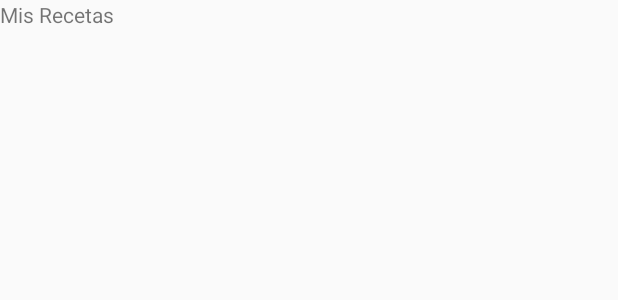
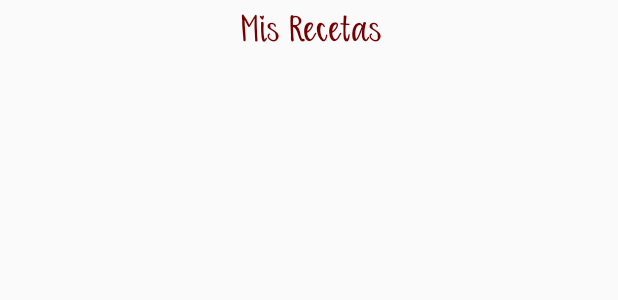
Before and after one commit to AlexGal0/QBeat, an Android app: the layout fragment_my_recipe.xml on its own in the app's theme, with its tools: preview values and no code run, on a phone screen of 412 x 824 dp. Shown: the top 300 px of the screen. Run offline under Robolectric (Android 15) with nearby library versions, the phone set to English and light mode, and no system bars.

Commit message:
Cambio de estilo y colores a botones de mis recetas, segunda vez.

```diff
--- a/app/src/main/res/drawable/style_button_recipe.xml
+++ b/app/src/main/res/drawable/style_button_recipe.xml
@@ -1,6 +1,6 @@
 <?xml version="1.0" encoding="utf-8"?>
 <shape xmlns:android="http://schemas.android.com/apk/res/android" android:shape="rectangle" >
-    <solid android:color="#ea7150" />
-    <stroke android:width="3dp" android:color="#7c0000"/>
+    <solid android:color="#ffb4b4" />
+    <stroke android:width="2dp" android:color="#7c0000"/>
     <corners android:radius="5dp"></corners>
 </shape>
--- a/app/src/main/res/layout/fragment_my_recipe.xml
+++ b/app/src/main/res/layout/fragment_my_recipe.xml
@@ -15,12 +15,20 @@
             android:id="@+id/textView4"
             android:layout_width="match_parent"
             android:layout_height="wrap_content"
-            android:text="Mis Recetas" />
+            android:text="Mis Recetas"
+            android:layout_margin="5dp"
+            android:gravity="center"
+            android:textSize="23sp"
+            android:textColor="@color/backgroundSplash"
+            android:fontFamily="@font/orangeblossoms"
+            />
 
         <LinearLayout
             android:id="@+id/my_recipe_container"
             android:layout_width="match_parent"
             android:layout_height="match_parent"
-            android:orientation="vertical"></LinearLayout>
+            android:orientation="vertical">
+
+        </LinearLayout>
     </LinearLayout>
 </ScrollView>
--- a/app/src/main/res/layout/single_recipe_list.xml
+++ b/app/src/main/res/layout/single_recipe_list.xml
@@ -14,5 +14,7 @@
         android:background="@drawable/style_button_recipe"
         android:textColor="@color/backgroundSplash"
         android:shadowColor="@color/BlackText"
-        android:layout_margin="5dp"/>
+        android:layout_margin="5dp"
+        android:fontFamily="@font/orangeblossoms"
+        android:textSize="18sp"/>
 </FrameLayout>
```
